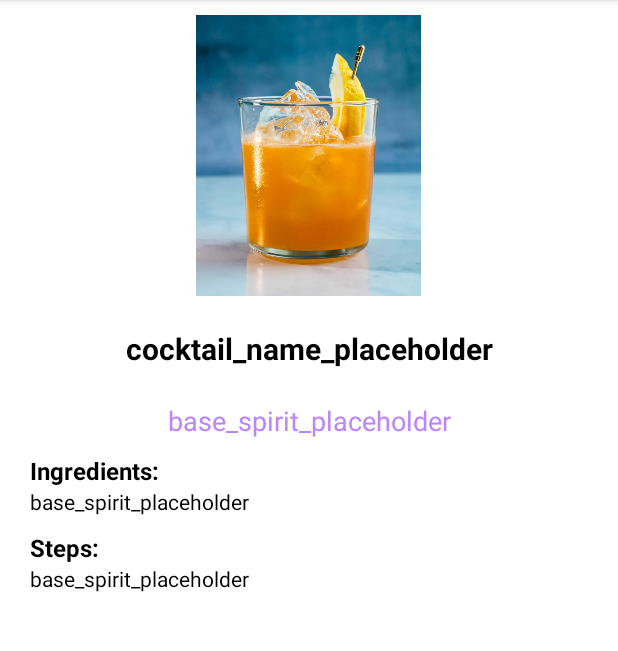
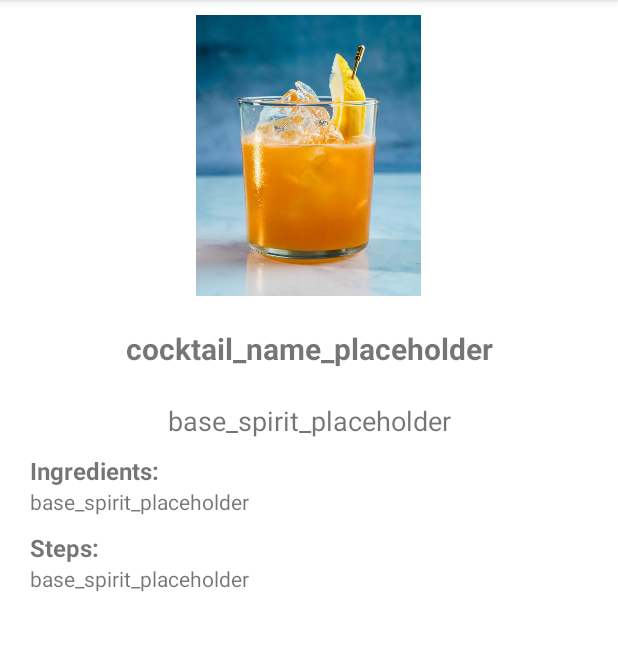
Before and after one commit to lucdre/CocktailCrafter, an Android app: the DetailActivity screen opened directly, with no data from a screen before it, on a phone screen of 412 x 824 dp, the part 84-735 px from its top. Run offline under Robolectric (Android 15) with nearby library versions, the phone set to English and light mode, and no system bars.

Commit message:
Temporary fix for issue#1 but saw that Dark/Light Mode switch still affects issue#2

```diff
--- a/app/src/main/res/layout/activity_detail.xml
+++ b/app/src/main/res/layout/activity_detail.xml
@@ -18,6 +18,7 @@
         android:adjustViewBounds="true"
         android:contentDescription="@string/cocktail"/>
 
+    <!-- android:textColor="@color/black" -->
     <TextView
         android:id="@+id/cocktailName"
         android:layout_marginTop="10dp"
@@ -25,11 +26,11 @@
         android:layout_height="wrap_content"
         android:gravity="center"
         android:text="@string/cocktail_name_placeholder"
-        android:textColor="@color/black"
         android:textSize="20sp"
         android:lines="2"
         android:textStyle="bold"/>
 
+    <!-- android:textColor="@color/purple_200" -->
     <TextView
         android:id="@+id/baseSpirit"
         android:layout_marginTop="10dp"
@@ -37,10 +38,10 @@
         android:layout_height="wrap_content"
         android:gravity="center"
         android:text="@string/base_spirit_placeholder"
-        android:textColor="@color/purple_200"
         android:textSize="18sp"
         android:lines="1" />
 
+    <!-- android:textColor="@color/black" -->
     <TextView
         android:id="@+id/ingredientsTitle"
         android:layout_marginTop="10dp"
@@ -49,10 +50,10 @@
         android:layout_height="wrap_content"
         android:gravity="start"
         android:text="@string/ingredientsTitle"
-        android:textColor="@color/black"
         android:textSize="16sp"
         android:textStyle="bold"/>
 
+    <!-- android:textColor="@color/black" -->
     <TextView
         android:id="@+id/ingredients"
         android:layout_marginLeft="20dp"
@@ -61,9 +62,9 @@
         android:layout_height="wrap_content"
         android:gravity="start"
         android:text="@string/base_spirit_placeholder"
-        android:textColor="@color/black"
         android:textSize="14sp" />
 
+    <!-- android:textColor="@color/black" -->
     <TextView
         android:id="@+id/stepsTitle"
         android:layout_marginTop="10dp"
@@ -72,10 +73,10 @@
         android:layout_height="wrap_content"
         android:gravity="start"
         android:text="@string/stepsTitle"
-        android:textColor="@color/black"
         android:textSize="16sp"
         android:textStyle="bold"/>
 
+    <!-- android:textColor="@color/black" -->
     <TextView
         android:id="@+id/steps"
         android:layout_marginLeft="20dp"
@@ -84,7 +85,6 @@
         android:layout_height="wrap_content"
         android:gravity="start"
         android:text="@string/base_spirit_placeholder"
-        android:textColor="@color/black"
         android:textSize="14sp" />
 
 </LinearLayout>
--- a/app/src/main/res/layout/card_cell.xml
+++ b/app/src/main/res/layout/card_cell.xml
@@ -26,18 +26,17 @@
                 android:src="@drawable/placeholder"
                 android:adjustViewBounds="true"
                 android:contentDescription="@string/cocktail"/>
-
+            <!--android:textColor="@color/black"-->
             <TextView
                 android:id="@+id/cocktailName"
                 android:layout_width="match_parent"
                 android:layout_height="wrap_content"
                 android:gravity="center"
                 android:text="@string/cocktail_name_placeholder"
-                android:textColor="@color/black"
                 android:textSize="15sp"
                 android:lines="2"
                 android:textStyle="bold"/>
-
+            <!--android:textColor="@color/purple_200"-->
         <TextView
             android:id="@+id/baseSpirit"
             android:layout_width="match_parent"
@@ -45,7 +44,6 @@
             android:layout_marginBottom="5dp"
             android:gravity="center"
             android:text="@string/base_spirit_placeholder"
-                android:textColor="@color/purple_200"
             android:textSize="12sp"
             android:lines="1" />
 
```
Also changed, not shown: 2 other files. Lines whose indentation alone changed are shown as unchanged.
